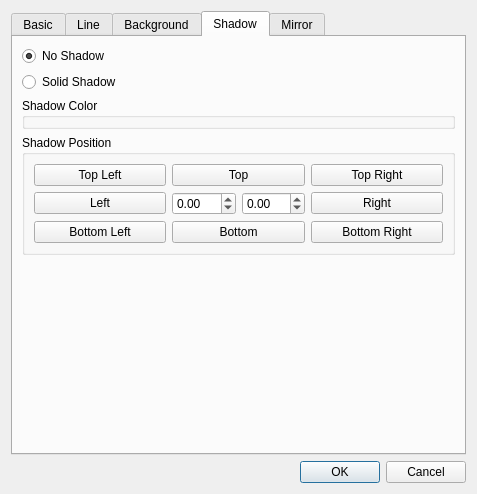
First picture: the form in src/items/GenericItemConfig.ui, repository google-code-export/dviz, before the edit.
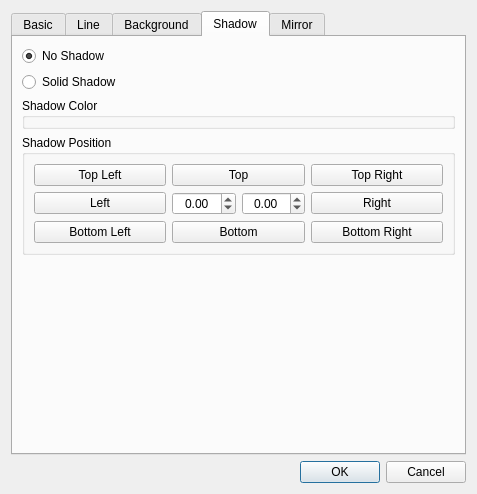
Second picture: the form after the edit. Icons and pictures are not drawn.

What changed in the file:
```diff
--- a/src/items/GenericItemConfig.ui
+++ b/src/items/GenericItemConfig.ui
@@ -694,6 +694,9 @@
                  <property name="toolTip">
                   <string>Horizontal position of the shadow, relative to the item</string>
                  </property>
+                 <property name="alignment">
+                  <set>Qt::AlignCenter</set>
+                 </property>
                  <property name="minimum">
                   <double>-99.989999999999995</double>
                  </property>
@@ -707,6 +710,15 @@
                  <property name="toolTip">
                   <string>Vertical position of the shadow, relative to the item</string>
                  </property>
+                 <property name="frame">
+                  <bool>true</bool>
+                 </property>
+                 <property name="alignment">
+                  <set>Qt::AlignCenter</set>
+                 </property>
+                 <property name="buttonSymbols">
+                  <enum>QAbstractSpinBox::UpDownArrows</enum>
+                 </property>
                  <property name="minimum">
                   <double>-99.989999999999995</double>
                  </property>
```
Left out of the diff: 22 changed lines with no effect on the pictures.
